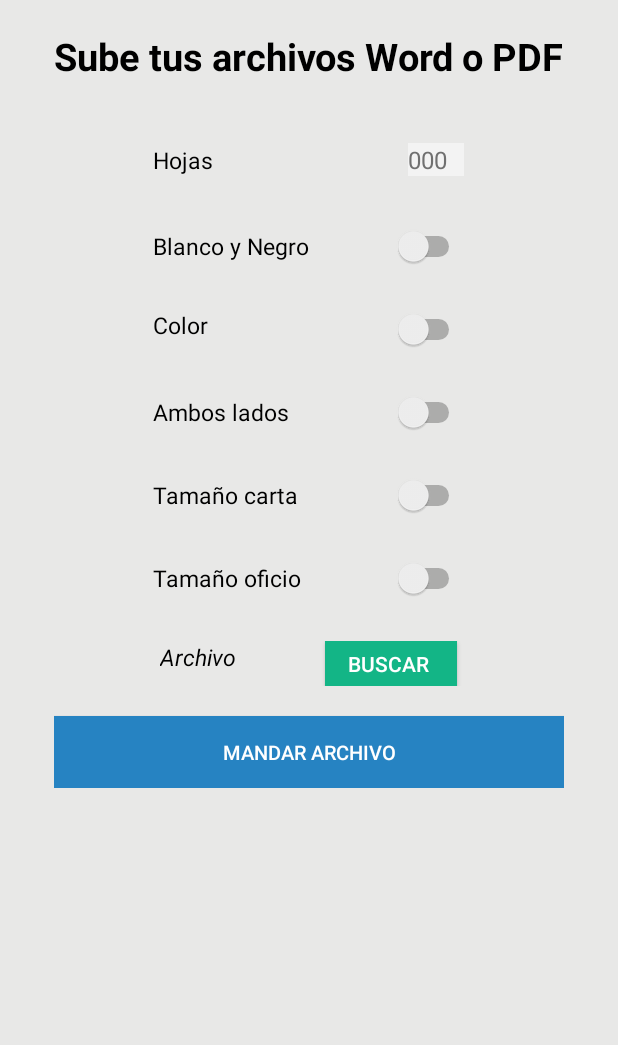
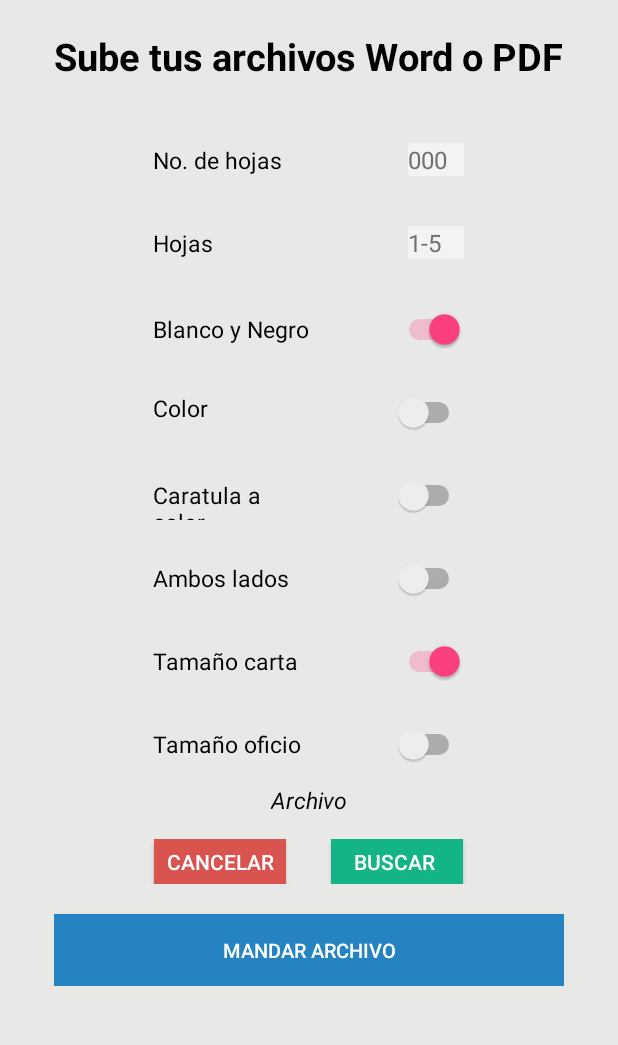
Before and after one commit to DevWorms/HurryApp, an Android app: the fragment Compra placed in its activity, on a phone screen of 412 x 824 dp, the part 84-1129 px from its top. Run offline under Robolectric (Android 15) with nearby library versions, the phone set to English and light mode, and no system bars; libraries missing offline, so code that uses them is left out: com.facebook, com.facebook.login, com.loopj.android; 1 statement that could not run was skipped.

Commit message:
alerta de internet
se agrego la alerta de internet y actividad de historial

```diff
--- a/HurryApp-Andoid/app/src/main/AndroidManifest.xml
+++ b/HurryApp-Andoid/app/src/main/AndroidManifest.xml
@@ -25,7 +25,8 @@
         <activity
             android:name=".Login"
             android:label="@string/app_name"
-            android:theme="@style/AppTheme" />
+            android:theme="@style/AppTheme"
+            />
 
         <activity android:name="com.facebook.FacebookActivity"
             android:configChanges=
--- a/HurryApp-Andoid/app/src/main/java/com/salvador/devworms/hurryapp/Compra.java
+++ b/HurryApp-Andoid/app/src/main/java/com/salvador/devworms/hurryapp/Compra.java
@@ -8,6 +8,9 @@ import android.view.LayoutInflater;
 import android.view.View;
 import android.view.ViewGroup;
 import android.widget.Button;
+import android.widget.CompoundButton;
+import android.widget.EditText;
+import android.widget.Switch;
 import android.widget.TextView;
 import android.widget.Toast;
 
@@ -21,40 +24,140 @@ import java.io.File;
  * Created by salvador on 07/12/2015.
  */
 public class Compra extends Fragment {
-    String respsuesta;
+    String respsuesta="";
     Button btnBuscar;
     Button btnMandar;
+    Button btnCancelar;
+    int nhojas;
     public TextView txtRuta;
     TextView txtContenido;
+    Switch swColor;
+    Switch swBlayneg;
+    Switch swCarcolor;
+    Switch swAmblad;
+    Switch swCarta;
+    Switch swOficio;
+    EditText edtxnohojas;
    public String ubicacion;
    public String nombre;
+    ConecInternet conectado= new ConecInternet();
     int fir=0;
     @Override
     public void onCreate(Bundle savedInstanceState) {
         super.onCreate(savedInstanceState);
-
+        if (!conectado.verificaConexion(getActivity().getApplicationContext())) {
+           conectado.dialgo(getActivity());
 
         }
-    public View onCreateView(LayoutInflater inflater, ViewGroup container, Bundle savedInstanceState) {
+
+    }
+    public View onCreateView(LayoutInflater inflater, final ViewGroup container, Bundle savedInstanceState) {
         View view =inflater.inflate(R.layout.fragment_compra, container, false);
 
         btnBuscar=(Button)view.findViewById(R.id.btnBuscar);
+        edtxnohojas=(EditText)view.findViewById(R.id.edx_numhoj);
+
         txtRuta=(TextView)view.findViewById(R.id.ruta);
         btnMandar=(Button)view.findViewById(R.id.mandar);
+        btnCancelar=(Button)view.findViewById(R.id.btnCancelar);
+        swColor=(Switch)view.findViewById(R.id.sw_color);
+        swBlayneg=(Switch)view.findViewById(R.id.sw_blayneg);
+        swAmblad=(Switch)view.findViewById(R.id.sw_amlad);
+        swCarcolor=(Switch)view.findViewById(R.id.sw_carcolor);
+        swCarta=(Switch)view.findViewById(R.id.sw_carta);
+        swCarta.setChecked(true);
+        swOficio=(Switch)view.findViewById(R.id.sw_oficio);
+        swBlayneg=(Switch)view.findViewById(R.id.sw_blayneg);
+        swBlayneg.setChecked(true);
+        swBlayneg.setOnCheckedChangeListener(new CompoundButton.OnCheckedChangeListener() {
+            @Override
+            public void onCheckedChanged(CompoundButton buttonView, boolean isChecked) {
+                if (isChecked == true) {
+                    swColor.setChecked(false);
+
+                } else {
+                    swColor.setChecked(true);
+                }
+            }
+        });
+        swColor.setOnCheckedChangeListener(new CompoundButton.OnCheckedChangeListener() {
+            @Override
+            public void onCheckedChanged(CompoundButton buttonView, boolean isChecked) {
+                if(isChecked==true){
+                    swBlayneg.setChecked(false);
+                    swCarcolor.setChecked(false);
+
+                }else{
+                    swBlayneg.setChecked(true);
+                }
+            }
+        });
+        swCarcolor.setOnCheckedChangeListener(new CompoundButton.OnCheckedChangeListener() {
+            @Override
+            public void onCheckedChanged(CompoundButton buttonView, boolean isChecked) {
+                if(isChecked==true){
+                    swColor.setChecked(false);
+                    swBlayneg.setChecked(true);
+                }
+            }
+        });
+        swCarta.setOnCheckedChangeListener(new CompoundButton.OnCheckedChangeListener() {
+            @Override
+            public void onCheckedChanged(CompoundButton buttonView, boolean isChecked) {
+                if(isChecked==true){
+                    swOficio.setChecked(false);
+
+                }else{
+                    swOficio.setChecked(true);
+                }
+            }
+        });
+        swOficio.setOnCheckedChangeListener(new CompoundButton.OnCheckedChangeListener() {
+            @Override
+            public void onCheckedChanged(CompoundButton buttonView, boolean isChecked) {
+                if(isChecked==true){
+                    swCarta.setChecked(false);
+
+                }else{
+                    swCarta.setChecked(true);
+                }
+            }
+        });
+        btnCancelar.setOnClickListener(new View.OnClickListener() {
+            @Override
+            public void onClick(View v) {
+
+                ubicacion= "";
+                nombre="";
+                txtRuta.setText("");
+            }
+        });
         btnMandar.setOnClickListener(new View.OnClickListener(){
             @Override
             public void onClick(View view){
-                if(ubicacion==""||ubicacion==null){
+                if (!conectado.verificaConexion(getActivity().getApplicationContext())) {
+                    conectado.dialgo(getActivity());
+
+
+                }else {
+                    try {
+                        nhojas = Integer.parseInt(edtxnohojas.getText().toString());
+                    } catch (Exception e) {
+                        nhojas = 0;
+                    }
+                    if (ubicacion == "" || ubicacion == null) {
                         Toast.makeText(getActivity().getApplicationContext(), "Debe de seleccionar un archivo",
                                 Toast.LENGTH_SHORT).show();
+                    } else if (nhojas == 0 || edtxnohojas.getText().toString() == "") {
+                        Toast.makeText(getActivity().getApplicationContext(), "Debe de poner numero de hojas a imprimir",
+                                Toast.LENGTH_SHORT).show();
+                    } else {
 
-                }else{
-                    new Thread()
-                    {
-                        public void run()
-                        {
-                            try
-                            {
+
+                        new Thread() {
+                            public void run() {
+
+                                try {
 
 
                                     SyncHttpClient client = new SyncHttpClient();
@@ -62,7 +165,9 @@ public class Compra extends Fragment {
                                     params.put("numero", "1");
                                     params.put("documento", new File(ubicacion));
 
+
                                     client.post("http://hurryapp.devworms.com/subir.php", params, new TextHttpResponseHandler() {
+
                                         @Override
                                         public void onFailure(int statusCode, cz.msebera.android.httpclient.Header[] headers, String responseString, Throwable throwable) {
 
@@ -70,8 +175,8 @@ public class Compra extends Fragment {
 
                                         @Override
                                         public void onSuccess(int statusCode, cz.msebera.android.httpclient.Header[] headers, String responseString) {
-                                        respsuesta=responseString;
-                                        Message mesa=new Message();
+                                            respsuesta = responseString;
+                                            Message mesa = new Message();
                                             vistaHandler.sendMessage(mesa);
                                         }
 
@@ -79,18 +184,31 @@ public class Compra extends Fragment {
                                     });
 
 
-                            }
-                            catch (Exception ex)
-                            {
-                                Message mesa=new Message();
-                                respsuesta=ex.toString();
+                                } catch (Exception ex) {
+                                    Message mesa = new Message();
+                                    respsuesta = ex.toString();
                                     vistaHandler.sendMessage(mesa);
                                 }
+
                             }
 
                         }.start();
+                        new Thread() {
+                            @Override
+                            public void run() {
+                                //while ( respsuesta!="") {
+                                int contador = 1;
+
+                                Message msg = new Message();
+                                msg.obj = contador;
+                                if (respsuesta == "")
+                                    puente.sendMessage(msg);
+
                             }
-
+                            // }
+                        }.start();
+                    }
+                }
             }
         });
         btnBuscar.setOnClickListener(new View.OnClickListener(){
@@ -121,9 +239,18 @@ public class Compra extends Fragment {
             txtRuta.setText(nombre);
         return view;
     }
+    private Handler puente = new Handler() {
+        @Override
+        public void handleMessage(Message msg) {
+            Toast.makeText(getActivity().getApplicationContext(), "Enviando...",
+                    Toast.LENGTH_SHORT).show();
+        }
+    };
+
+
     Handler vistaHandler = new Handler() {
         public void handleMessage(Message msg) {
-            Toast.makeText(getActivity().getApplicationContext(), respsuesta,
+            Toast.makeText(getActivity().getApplicationContext(),"Enviado correctamente",// respsuesta,
                    Toast.LENGTH_SHORT).show();
             ubicacion="";
             nombre="";
--- /dev/null
+++ b/HurryApp-Andoid/app/src/main/java/com/salvador/devworms/hurryapp/ConecInternet.java
@@ -0,0 +1,48 @@
+package com.salvador.devworms.hurryapp;
+
+import android.app.AlertDialog;
+import android.content.Context;
+import android.content.DialogInterface;
+import android.net.ConnectivityManager;
+import android.net.NetworkInfo;
+
+/**
+ * Created by salvador on 13/01/2016.
+ */
+public class ConecInternet {
+
+    public static boolean verificaConexion(Context ctx) {
+        boolean bConectado = false;
+        ConnectivityManager connec = (ConnectivityManager) ctx
+                .getSystemService(Context.CONNECTIVITY_SERVICE);
+        // No sólo wifi, también GPRS
+        NetworkInfo[] redes = connec.getAllNetworkInfo();
+        // este bucle debería no ser tan ñapa
+        for (int i = 0; i < 2; i++) {
+            // ¿Tenemos conexión? ponemos a true
+            if (redes[i].getState() == NetworkInfo.State.CONNECTED) {
+                bConectado = true;
+            }
+        }
+        return bConectado;
+    }
+    public void dialgo(final Context ctx){
+        new AlertDialog.Builder(ctx)
+                .setTitle("LO LAMENTAMOS")
+                .setMessage("ESTAMOS TENIENDO PROBLEMAS CON SU CONEXION A INTERNET, COMPRUEBE SU CONEXION")
+                .setPositiveButton("VOLVER A INTENTAR", new DialogInterface.OnClickListener() {
+                    public void onClick(DialogInterface dialog, int which) {
+                        if (!verificaConexion(ctx)) {
+                            dialgo(ctx);
+
+                        }                  }
+                })
+                .setNegativeButton("SALIR", new DialogInterface.OnClickListener() {
+                    public void onClick(DialogInterface dialog, int which) {
+                        // do nothing
+                    }
+                })
+
+                .show();
+    }
+}
--- a/HurryApp-Andoid/app/src/main/java/com/salvador/devworms/hurryapp/MenuActivity.java
+++ b/HurryApp-Andoid/app/src/main/java/com/salvador/devworms/hurryapp/MenuActivity.java
@@ -22,10 +22,14 @@ public class MenuActivity extends AppCompatActivity
    public String inifbnombre;
    public String inifbfoto;
     String pantall;
+    ConecInternet conectado= new ConecInternet();
 
     @Override
     protected void onCreate(Bundle savedInstanceState) {
         super.onCreate(savedInstanceState);
+        if (!conectado.verificaConexion(getApplicationContext())) {
+            conectado.dialgo(MenuActivity.this);
+        }
         setContentView(R.layout.activity_menu);
         saldo=(TextView)findViewById(R.id.saldo);
         name=(TextView)findViewById(R.id.nombreperfil);
@@ -95,7 +99,9 @@ public class MenuActivity extends AppCompatActivity
     }
     public void onResume(){
         super.onResume();
-
+        if (!conectado.verificaConexion(getApplicationContext())) {
+            conectado.dialgo(MenuActivity.this);
+        }
     }
 
     @Override
@@ -186,9 +192,10 @@ public class MenuActivity extends AppCompatActivity
             getFragmentManager().beginTransaction()
                     .replace(R.id.actividad, new Cuenta()).commit();
 
-        }  else if (id == R.id.nav_creditos) {
-            //getFragmentManager().beginTransaction()
-            //        .replace(R.id.actividad, new CreditosFragment()).commit();
+        }  else if (id == R.id.nav_historial) {
+            item.setTitle("Historial");
+            getFragmentManager().beginTransaction()
+                    .replace(R.id.actividad, new Historial()).commit();
 
         }
 
--- a/HurryApp-Andoid/app/src/main/res/layout/fragment_compra.xml
+++ b/HurryApp-Andoid/app/src/main/res/layout/fragment_compra.xml
@@ -51,6 +51,40 @@
                             android:layout_width="170dp"
                             android:layout_height="wrap_content"
                             android:textColor="#000000"
+                            android:text="No. de hojas"
+                            android:id="@+id/edt_nhojas"
+                            android:textSize="15dp" />
+
+                        <EditText
+                            android:layout_width="37dp"
+                            android:layout_height="wrap_content"
+                            android:inputType="number"
+                            android:id="@+id/edx_numhoj"
+                            android:textColor="#000000"
+                            android:textColorHint="#707070"
+                            android:background="#f3f3f3"
+                            android:hint="000"
+                            android:textSize="16dp"
+                            android:maxLength="3"
+                            android:textAlignment="center" />
+
+
+                    </LinearLayout>
+                    <LinearLayout android:layout_width="fill_parent"
+                        android:layout_height="50dp"
+                        android:layout_marginLeft="16dp"
+                        android:layout_marginTop="5dp"
+                        android:layout_marginRight="16dp"
+                        android:layout_marginBottom="0dp"
+                        android:orientation="horizontal"
+                        android:gravity="center_horizontal"
+                        android:background="@drawable/greybackground"
+                        >
+
+                        <TextView
+                            android:layout_width="170dp"
+                            android:layout_height="wrap_content"
+                            android:textColor="#000000"
                             android:text="Hojas"
                             android:id="@+id/hojas"
                             android:textSize="15dp" />
@@ -59,11 +93,11 @@
                             android:layout_width="37dp"
                             android:layout_height="wrap_content"
                             android:inputType="number"
-                            android:id="@+id/etx_numhoj"
+                            android:id="@+id/etx_hoj"
                             android:textColor="#000000"
                             android:textColorHint="#707070"
                             android:background="#f3f3f3"
-                            android:hint="000"
+                            android:hint="1-5"
                             android:textSize="16dp"
                             android:maxLength="3"
                             android:textAlignment="center" />
@@ -92,7 +126,7 @@
                         <Switch
                             android:layout_width="wrap_content"
                             android:layout_height="wrap_content"
-                            android:id="@+id/switch1"
+                            android:id="@+id/sw_blayneg"
                             android:layout_marginLeft="50dp" />
                     </LinearLayout>
 
@@ -121,7 +155,32 @@
                         <Switch
                             android:layout_width="wrap_content"
                             android:layout_height="wrap_content"
-                            android:id="@+id/switch2"
+                            android:id="@+id/sw_color"
+                            android:layout_marginLeft="50dp" />
+                    </LinearLayout>
+                    <LinearLayout android:layout_width="fill_parent"
+                        android:layout_height="50dp"
+                        android:layout_marginLeft="16dp"
+                        android:layout_marginTop="5dp"
+                        android:layout_marginRight="16dp"
+                        android:layout_marginBottom="0dp"
+                        android:orientation="horizontal"
+                        android:gravity="center_horizontal"
+                        android:background="@drawable/greybackground"
+                        >
+
+                        <TextView
+                            android:layout_width="110dp"
+                            android:layout_height="wrap_content"
+                            android:textColor="#000000"
+                            android:text="Caratula a color"
+                            android:id="@+id/textView11"
+                            android:textSize="15dp" />
+
+                        <Switch
+                            android:layout_width="wrap_content"
+                            android:layout_height="wrap_content"
+                            android:id="@+id/sw_carcolor"
                             android:layout_marginLeft="50dp" />
                     </LinearLayout>
                     <LinearLayout android:layout_width="fill_parent"
@@ -146,7 +205,7 @@
                         <Switch
                             android:layout_width="wrap_content"
                             android:layout_height="wrap_content"
-                            android:id="@+id/switch3"
+                            android:id="@+id/sw_amlad"
                             android:layout_marginLeft="50dp" />
                     </LinearLayout>
 
@@ -172,7 +231,7 @@
                         <Switch
                             android:layout_width="wrap_content"
                             android:layout_height="wrap_content"
-                            android:id="@+id/switch4"
+                            android:id="@+id/sw_carta"
                             android:layout_marginLeft="50dp" />
                     </LinearLayout>
                     <LinearLayout android:layout_width="fill_parent"
@@ -197,21 +256,12 @@
                         <Switch
                             android:layout_width="wrap_content"
                             android:layout_height="wrap_content"
-                            android:id="@+id/switch5"
+                            android:id="@+id/sw_oficio"
                             android:layout_marginLeft="50dp" />
                     </LinearLayout>
-                    <LinearLayout android:layout_width="fill_parent"
-                        android:layout_height="50dp"
-                        android:layout_marginLeft="16dp"
-                        android:layout_marginTop="5dp"
-                        android:layout_marginRight="16dp"
-                        android:layout_marginBottom="0dp"
-                        android:orientation="horizontal"
-                        android:gravity="center_horizontal"
-                        android:background="@drawable/greybackground"
-                        >
+
                         <TextView
-                            android:layout_width="110dp"
+                            android:layout_width="wrap_content"
                             android:layout_height="fill_parent"
                             android:textAppearance="?android:attr/textAppearanceLarge"
                             android:text="Archivo"
@@ -219,18 +269,39 @@
                             android:textSize="15dp"
                             android:textColor="#000000"
                             android:textStyle="italic" />
+                <LinearLayout android:layout_width="fill_parent"
+                    android:layout_height="50dp"
+                    android:layout_marginLeft="16dp"
+                    android:layout_marginTop="5dp"
+                    android:layout_marginRight="16dp"
+                    android:layout_marginBottom="0dp"
+                    android:orientation="horizontal"
+                    android:gravity="center_horizontal"
+                    android:background="@drawable/greybackground"
+                    >
+                        <Button
+                        android:layout_width="wrap_content"
+                        android:layout_height="fill_parent"
+                        android:text="Cancelar"
+                        android:id="@+id/btnCancelar"
+                        android:textColor="#fff"
+
+                        android:background="#d9534f"
+                        android:layout_gravity="center_horizontal"
+                            android:layout_marginRight="30dp" />
 
                         <Button
                             android:layout_width="wrap_content"
-                            android:layout_height="wrap_content"
+                            android:layout_height="fill_parent"
                             android:text="Buscar "
                             android:id="@+id/btnBuscar"
                             android:textColor="#fff"
 
                             android:background="#13b586"
                             android:layout_gravity="center_horizontal" />
-                    </LinearLayout>
 
+
+                </LinearLayout>
                     <Button
                         android:layout_width="fill_parent"
                         android:layout_height="wrap_content"
--- a/HurryApp-Andoid/app/src/main/res/layout/fragment_cuenta.xml
+++ b/HurryApp-Andoid/app/src/main/res/layout/fragment_cuenta.xml
@@ -51,7 +51,8 @@
                 android:textColor="#000000"
                 android:textStyle="bold"
                 android:layout_gravity="center"
-                android:layout_marginBottom="10dp" />
+                android:layout_marginBottom="10dp"
+                android:layout_centerHorizontal="true" />
             <TextView
                 android:layout_width="wrap_content"
                 android:layout_height="wrap_content"
@@ -61,7 +62,8 @@
                 android:textColor="#000000"
                 android:textStyle="bold"
                 android:layout_gravity="center"
-                android:layout_marginBottom="10dp" />
+                android:layout_marginBottom="10dp"
+                android:layout_centerHorizontal="true" />
         </LinearLayout>
 
 
--- a/HurryApp-Andoid/app/src/main/res/layout/nav_header_main.xml
+++ b/HurryApp-Andoid/app/src/main/res/layout/nav_header_main.xml
@@ -44,7 +44,7 @@
             android:layout_height="wrap_content"
             android:gravity="center"
             android:text="Saldo $"
-            android:layout_gravity="center_horizontal" />
+            android:layout_gravity="center" />
         <TextView
             android:layout_centerHorizontal="true"
             android:id="@+id/saldo"
--- a/HurryApp-Andoid/app/src/main/res/menu/activity_main_drawer.xml
+++ b/HurryApp-Andoid/app/src/main/res/menu/activity_main_drawer.xml
@@ -14,8 +14,12 @@
         <item
             android:id="@+id/nav_cuenta"
             android:icon="@drawable/icn_perfil"
-            android:title="TU CUENTA" />
+            android:title="Perfil" />
 
+        <item
+            android:id="@+id/nav_historial"
+            android:icon="@drawable/icn_historial"
+            android:title="Historial" />
     </group>
 
     <item android:title="Acerca de">
```
Also changed, not shown: HurryApp-Andoid/app/src/main/java/com/salvador/devworms/hurryapp/Historial.java (added, +25 -0 lines), HurryApp-Andoid/app/src/main/java/com/salvador/devworms/hurryapp/Login.java (+25 -5 lines), HurryApp-Andoid/app/src/main/java/com/salvador/devworms/hurryapp/MainActivityFragment.java (+18 -4 lines), HurryApp-Andoid/app/src/main/res/layout/fragment_historial.xml (added, +30 -0 lines), HurryApp-Andoid/app/src/main/res/drawable/icn_historial.png (added). Lines whose indentation alone changed are shown as unchanged.
